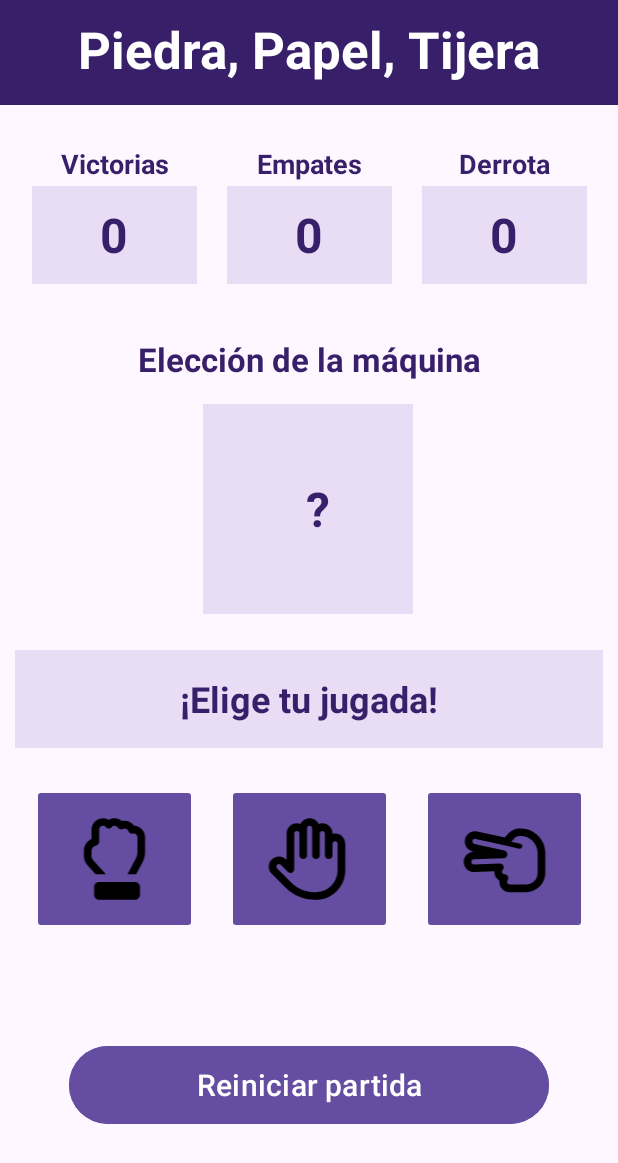
After one commit to Aitor-Lopez-Gomez/AppMultimedia, an Android app: the MinijuegoActivity screen opened directly, with no data from a screen before it, on a phone screen of 412 x 824 dp. The commit adds this screen. Shown: the top 1163 px of the screen. Run offline under Robolectric (Android 15) with nearby library versions, the phone set to English and light mode, and no system bars.

Commit message:
Diseñada interfaz del minijuego piedra papel o tijera

```diff
--- a/app/src/main/AndroidManifest.xml
+++ b/app/src/main/AndroidManifest.xml
@@ -29,6 +29,10 @@
             android:name=".ConversorActivity"
             android:exported="false"
             android:windowSoftInputMode="adjustResize" />
+        <activity
+            android:name=".MinijuegoActivity"
+            android:exported="false"
+            android:windowSoftInputMode="adjustResize" />
     </application>
 
 </manifest>
--- a/app/src/main/java/com/example/calculadra/MenuActivity.kt
+++ b/app/src/main/java/com/example/calculadra/MenuActivity.kt
@@ -21,6 +21,7 @@ class MenuActivity : AppCompatActivity() {
         }
         val btnCalculadora = findViewById<Button>(R.id.btnCalculadora)
         val btnConvensor = findViewById<Button>(R.id.btnConversor)
+        val btnJuego = findViewById<Button>(R.id.btnJuego)
         btnCalculadora.setOnClickListener {
             val intent = Intent(this, MainActivity::class.java)
             startActivity(intent)
@@ -29,6 +30,10 @@ class MenuActivity : AppCompatActivity() {
             val intent = Intent(this, ConversorActivity::class.java)
             startActivity(intent)
         }
+        btnJuego.setOnClickListener {
+            val intent = Intent(this, MinijuegoActivity::class.java)
+            startActivity(intent)
+        }
 
     }
 }
--- /dev/null
+++ b/app/src/main/java/com/example/calculadra/MinijuegoActivity.kt
@@ -0,0 +1,20 @@
+package com.example.calculadra
+
+import android.os.Bundle
+import androidx.activity.enableEdgeToEdge
+import androidx.appcompat.app.AppCompatActivity
+import androidx.core.view.ViewCompat
+import androidx.core.view.WindowInsetsCompat
+
+class MinijuegoActivity : AppCompatActivity() {
+    override fun onCreate(savedInstanceState: Bundle?) {
+        super.onCreate(savedInstanceState)
+        enableEdgeToEdge()
+        setContentView(R.layout.activity_minijuego)
+        ViewCompat.setOnApplyWindowInsetsListener(findViewById(R.id.main)) { v, insets ->
+            val systemBars = insets.getInsets(WindowInsetsCompat.Type.systemBars())
+            v.setPadding(systemBars.left, systemBars.top, systemBars.right, systemBars.bottom)
+            insets
+        }
+    }
+}
--- /dev/null
+++ b/app/src/main/res/drawable/papel.xml
@@ -0,0 +1,5 @@
+<vector xmlns:android="http://schemas.android.com/apk/res/android" android:height="64dp" android:viewportHeight="640" android:viewportWidth="640" android:width="64dp">
+
+    <path android:fillColor="#FF000000" android:pathData="M320.5,64C295.2,64 273.3,78.7 262.9,100C255.9,97.4 248.4,96 240.5,96C205.2,96 176.5,124.7 176.5,160L176.5,325.5L173.8,322.8C148.8,297.8 108.3,297.8 83.3,322.8C58.3,347.8 58.3,388.3 83.3,413.3L171,501C219,549 284.1,576 352,576L368.5,576C370,576 371.5,575.9 373,575.6C464.7,569.4 538,496.2 544.1,404.5C544.4,403 544.5,401.5 544.5,400L544.5,224C544.5,188.7 515.8,160 480.5,160C475,160 469.6,160.7 464.5,162L464.5,160C464.5,124.7 435.8,96 400.5,96C392.6,96 385.1,97.4 378.1,100C367.7,78.7 345.8,64 320.5,64zM304.5,160.1L304.5,160L304.5,128C304.5,119.2 311.7,112 320.5,112C329.3,112 336.5,119.2 336.5,128L336.5,296C336.5,309.3 347.2,320 360.5,320C373.8,320 384.5,309.3 384.5,296L384.5,160C384.5,151.2 391.7,144 400.5,144C409.3,144 416.5,151.2 416.5,160L416.5,296C416.5,309.3 427.2,320 440.5,320C453.8,320 464.5,309.3 464.5,296L464.5,224C464.5,215.2 471.7,208 480.5,208C489.3,208 496.5,215.2 496.5,224L496.5,396.9C496.4,397.5 496.4,398.2 496.3,398.8C492.9,468.5 437,524.4 367.3,527.8C366.7,527.8 366,527.9 365.4,528L352,528C296.9,528 244,506.1 205,467.1L117.2,379.3C111,373.1 111,362.9 117.2,356.7C123.4,350.5 133.6,350.5 139.8,356.7L183.5,400.4C190.4,407.3 200.7,409.3 209.7,405.6C218.7,401.9 224.5,393.1 224.5,383.4L224.5,160C224.5,151.2 231.7,144 240.5,144C249.3,144 256.5,151.1 256.5,159.9L256.5,296C256.5,309.3 267.2,320 280.5,320C293.8,320 304.5,309.3 304.5,296L304.5,160.1z"/>
+
+</vector>
--- /dev/null
+++ b/app/src/main/res/drawable/piedra.xml
@@ -0,0 +1,9 @@
+<vector xmlns:android="http://schemas.android.com/apk/res/android"
+    android:width="640dp"
+    android:height="640dp"
+    android:viewportWidth="640"
+    android:viewportHeight="640">
+  <path
+      android:fillColor="#FF000000"
+      android:pathData="M224,464C206.3,464 192,478.3 192,496L192,544C192,561.7 206.3,576 224,576L448,576C465.7,576 480,561.7 480,544L480,496C480,478.3 465.7,464 448,464L224,464zM201.2,416L265.8,416L186.3,327.7C179.7,320.3 176,310.8 176,300.9L176,268C176,251.9 187.9,238.5 203.4,236.3C215.2,234.6 224,224.5 224,212.5L224,136C224,122.7 234.7,112 248,112C255.2,112 261.6,115.1 266,120.1C270.6,125.3 277.1,128.2 284,128.2C290.9,128.2 297.4,125.2 302,120.1C306.4,115.1 312.8,112 320,112C328.5,112 335.9,116.4 340.2,123.1C347.1,133.8 361.1,137.3 372.2,131.1C375.7,129.2 379.6,128 384,128C394.6,128 403.7,134.9 406.8,144.6C410.6,156.3 422.7,163.3 434.8,160.6C436.5,160.2 438.2,160 440,160C453.3,160 464,170.7 464,184L464,276.2C464,290.6 460.5,304.7 453.8,317.4L401.6,416L455.9,416L496.2,339.8C506.6,320.2 512,298.3 512,276.2L512,184C512,145.6 481.9,114.2 443.9,112.1C431,92.8 409,80 384,80C378.3,80 372.8,80.7 367.5,81.9C354.8,70.8 338.2,64 320,64C306.9,64 294.6,67.5 284,73.6C273.4,67.5 261.1,64 248,64C208.2,64 176,96.2 176,136L176,194.7C147.7,207 128,235.2 128,268L128,300.9C128,322.6 136,343.6 150.6,359.8L201.2,416z"/>
+</vector>
--- /dev/null
+++ b/app/src/main/res/drawable/tijera.xml
@@ -0,0 +1,5 @@
+<vector xmlns:android="http://schemas.android.com/apk/res/android" android:height="64dp" android:viewportHeight="640" android:viewportWidth="640" android:width="64dp">
+
+    <path android:fillColor="#FF000000" android:pathData="M64.2,340.3C63,305 90.6,275.3 125.9,274.1L129.2,274L121,272.2C86.5,264.5 64.7,230.3 72.3,195.8C79.9,161.3 114.2,139.5 148.7,147.2L321.7,185.5C324,182.6 326.3,179.8 328.8,177L347.2,156.7C363.9,138.5 387.5,128 412.3,128L422.5,128C476.6,128 526.6,156.7 553.8,203.4L555.3,206C568.9,229.2 576,255.7 576,282.6L576,408C576,474.3 522.3,528 456,528L352,528C316.7,528 288,499.3 288,464C288,461.2 288.2,458.4 288.5,455.7C269.1,444.7 256,423.9 256,400C256,399.2 256,398.4 256,397.6L130.4,402C95.1,403.2 65.4,375.6 64.2,340.3zM127.6,322.1C118.8,322.4 111.9,329.8 112.2,338.7C112.5,347.6 119.9,354.4 128.7,354.1L290.2,348.5C300,348.2 308.9,353.8 312.9,362.7C316.9,371.6 315.1,382 308.4,389.1C305.6,392 304,395.8 304,400.1C304,408.9 311.2,416.1 320,416.1C329.1,416.1 337.4,421.2 341.5,429.4C345.6,437.6 344.7,447.3 339.2,454.5C337.2,457.2 336,460.5 336,464.1C336,472.9 343.2,480.1 352,480.1L456,480.1C495.8,480.1 528,447.9 528,408.1L528,282.7C528,264.3 523.1,246.2 513.8,230.3L512.3,227.7C493.7,195.7 459.5,176.1 422.5,176.1L412.3,176.1C401,176.1 390.3,180.9 382.7,189.2L382.7,189.2L364.3,209.5C363.7,210.1 363.2,210.8 362.6,211.4L419.6,224.6C428.2,226.6 433.6,235.2 431.6,243.8C429.6,252.4 421,257.8 412.4,255.8L326.8,235.8L138.3,194C129.7,192.1 121.1,197.5 119.2,206.2C117.3,214.9 122.7,223.4 131.4,225.3L318.9,266.9C329.1,269.2 336.7,277.8 337.6,288.3L337.7,289.3C338.3,295.9 336.2,302.4 331.9,307.4C327.6,312.4 321.3,315.3 314.7,315.6L127.6,322.1z"/>
+
+</vector>
--- /dev/null
+++ b/app/src/main/res/layout/activity_minijuego.xml
@@ -0,0 +1,235 @@
+<?xml version="1.0" encoding="utf-8"?>
+<androidx.constraintlayout.widget.ConstraintLayout xmlns:android="http://schemas.android.com/apk/res/android"
+    xmlns:app="http://schemas.android.com/apk/res-auto"
+    xmlns:tools="http://schemas.android.com/tools"
+    android:id="@+id/main"
+    android:layout_width="match_parent"
+    android:layout_height="match_parent"
+    tools:context=".MinijuegoActivity">
+
+    <TextView
+        android:id="@+id/textView"
+        android:layout_width="0dp"
+        android:layout_height="70dp"
+        android:background="#371F6A"
+        android:paddingTop="10dp"
+        android:text="Piedra, Papel, Tijera"
+        android:textAlignment="center"
+        android:textColor="#FFFFFF"
+        android:textColorLink="#FFFFFF"
+        android:textSize="34sp"
+        android:textStyle="bold"
+        app:layout_constraintEnd_toEndOf="parent"
+        app:layout_constraintStart_toStartOf="parent"
+        app:layout_constraintTop_toTopOf="parent" />
+
+    <TextView
+        android:id="@+id/textView4"
+        android:layout_width="110dp"
+        android:layout_height="30dp"
+        android:layout_marginStart="32dp"
+        android:layout_marginTop="24dp"
+        android:layout_marginEnd="10dp"
+        android:gravity="center"
+        android:text="Victorias"
+        android:textColor="#371F6A"
+        android:textSize="18sp"
+        android:textStyle="bold"
+        app:layout_constraintEnd_toStartOf="@+id/textView9"
+        app:layout_constraintStart_toStartOf="parent"
+        app:layout_constraintTop_toBottomOf="@+id/textView" />
+
+    <TextView
+        android:id="@+id/textView11"
+        android:layout_width="match_parent"
+        android:layout_height="40dp"
+        android:layout_marginTop="30dp"
+        android:gravity="center"
+        android:text="Elección de la máquina"
+        android:textColor="#371F6A"
+        android:textSize="22sp"
+        android:textStyle="bold"
+        app:layout_constraintTop_toBottomOf="@+id/empate"
+        tools:layout_editor_absoluteX="151dp" />
+
+    <TextView
+        android:id="@+id/resultado1"
+        android:layout_width="match_parent"
+        android:layout_height="65dp"
+        android:layout_marginStart="10dp"
+        android:layout_marginTop="24dp"
+        android:layout_marginEnd="10dp"
+        android:background="#E8DDF5"
+        android:gravity="center"
+        android:text="¡Elige tu jugada!"
+        android:textColor="#371F6A"
+        android:textSize="24sp"
+        android:textStyle="bold"
+        app:layout_constraintEnd_toEndOf="parent"
+        app:layout_constraintStart_toStartOf="parent"
+        app:layout_constraintTop_toBottomOf="@+id/imagenMaquina" />
+
+    <TextView
+        android:id="@+id/textView9"
+        android:layout_width="110dp"
+        android:layout_height="30dp"
+        android:layout_marginStart="10dp"
+        android:layout_marginTop="24dp"
+        android:layout_marginEnd="10dp"
+        android:gravity="center"
+        android:text="Empates"
+        android:textColor="#371F6A"
+        android:textSize="18sp"
+        android:textStyle="bold"
+        app:layout_constraintEnd_toStartOf="@+id/textView10"
+        app:layout_constraintStart_toEndOf="@+id/textView4"
+        app:layout_constraintTop_toBottomOf="@+id/textView" />
+
+    <TextView
+        android:id="@+id/textView10"
+        android:layout_width="110dp"
+        android:layout_height="30dp"
+        android:layout_marginStart="10dp"
+        android:layout_marginTop="24dp"
+        android:layout_marginEnd="32dp"
+        android:gravity="center"
+        android:text="Derrota"
+        android:textColor="#371F6A"
+        android:textSize="18sp"
+        android:textStyle="bold"
+        app:layout_constraintEnd_toEndOf="parent"
+        app:layout_constraintStart_toEndOf="@+id/textView9"
+        app:layout_constraintTop_toBottomOf="@+id/textView" />
+
+    <TextView
+        android:id="@+id/victorias"
+        android:layout_width="110dp"
+        android:layout_height="65dp"
+        android:layout_marginStart="32dp"
+        android:layout_marginEnd="10dp"
+        android:background="#E8DDF5"
+        android:gravity="center"
+        android:text="0"
+        android:textColor="#371F6A"
+        android:textSize="32sp"
+        android:textStyle="bold"
+        app:layout_constraintEnd_toStartOf="@+id/empate"
+        app:layout_constraintStart_toStartOf="parent"
+        app:layout_constraintTop_toBottomOf="@+id/textView4" />
+
+    <TextView
+        android:id="@+id/empate"
+        android:layout_width="110dp"
+        android:layout_height="65dp"
+        android:layout_marginStart="10dp"
+        android:layout_marginEnd="10dp"
+        android:background="#E8DDF5"
+        android:gravity="center"
+        android:text="0"
+        android:textColor="#371F6A"
+        android:textSize="32sp"
+        android:textStyle="bold"
+        app:layout_constraintEnd_toStartOf="@+id/derrota"
+        app:layout_constraintStart_toEndOf="@+id/victorias"
+        app:layout_constraintTop_toBottomOf="@+id/textView9" />
+
+    <TextView
+        android:id="@+id/imagenMaquina"
+        android:layout_width="140dp"
+        android:layout_height="140dp"
+        android:layout_marginStart="125dp"
+        android:layout_marginTop="10dp"
+        android:layout_marginEnd="125dp"
+        android:background="#E8DDF5"
+        android:gravity="center"
+        android:padding="15dp"
+        android:text="\t?"
+        android:textColor="#371F6A"
+        android:textSize="32sp"
+        android:textStyle="bold"
+        app:layout_constraintEnd_toEndOf="parent"
+        app:layout_constraintHorizontal_bias="0.476"
+        app:layout_constraintStart_toStartOf="parent"
+        app:layout_constraintTop_toBottomOf="@+id/textView11" />
+
+    <TextView
+        android:id="@+id/derrota"
+        android:layout_width="110dp"
+        android:layout_height="65dp"
+        android:layout_marginStart="10dp"
+        android:layout_marginEnd="32dp"
+        android:background="#E8DDF5"
+        android:gravity="center"
+        android:text="0"
+        android:textColor="#371F6A"
+        android:textSize="32sp"
+        android:textStyle="bold"
+        app:layout_constraintEnd_toEndOf="parent"
+        app:layout_constraintStart_toEndOf="@+id/empate"
+        app:layout_constraintTop_toBottomOf="@+id/textView4" />
+
+    <ImageButton
+        android:id="@+id/btnPiedra"
+        android:layout_width="110dp"
+        android:layout_height="100dp"
+        android:layout_marginStart="32dp"
+        android:layout_marginTop="24dp"
+        android:layout_marginEnd="10dp"
+        android:backgroundTint="#654EA1"
+        android:padding="16dp"
+        android:scaleType="fitCenter"
+        app:layout_constraintEnd_toStartOf="@+id/btnPapel"
+        app:layout_constraintStart_toStartOf="parent"
+        app:layout_constraintTop_toBottomOf="@+id/resultado1"
+        app:srcCompat="@drawable/piedra" />
+
+    <ImageButton
+        android:id="@+id/btnPapel"
+        android:layout_width="110dp"
+        android:layout_height="100dp"
+        android:layout_marginStart="10dp"
+        android:layout_marginTop="24dp"
+        android:layout_marginEnd="10dp"
+        android:backgroundTint="#654EA1"
+        android:padding="16dp"
+        android:scaleType="fitCenter"
+        app:layout_constraintEnd_toStartOf="@+id/btnTijera"
+        app:layout_constraintStart_toEndOf="@+id/btnPiedra"
+        app:layout_constraintTop_toBottomOf="@+id/resultado1"
+        app:srcCompat="@drawable/papel" />
+
+    <ImageButton
+        android:id="@+id/btnTijera"
+        android:layout_width="110dp"
+        android:layout_height="100dp"
+        android:layout_marginStart="10dp"
+        android:layout_marginTop="24dp"
+        android:layout_marginEnd="32dp"
+        android:backgroundTint="#654EA1"
+        android:padding="16dp"
+        android:scaleType="fitCenter"
+        app:layout_constraintEnd_toEndOf="parent"
+        app:layout_constraintStart_toEndOf="@+id/btnPapel"
+        app:layout_constraintTop_toBottomOf="@+id/resultado1"
+        app:srcCompat="@drawable/tijera" />
+
+    <Button
+        android:id="@+id/btnReiniciar"
+        android:layout_width="320dp"
+        android:layout_height="60dp"
+        android:layout_marginStart="20dp"
+        android:layout_marginTop="24dp"
+        android:layout_marginEnd="20dp"
+        android:layout_marginBottom="24dp"
+        android:backgroundTint="#654EA1"
+        android:text="Reiniciar partida"
+        android:textAllCaps="false"
+        android:textColor="#FFFFFF"
+        android:textSize="20sp"
+        app:cornerRadius="30dp"
+        app:layout_constraintBottom_toBottomOf="parent"
+        app:layout_constraintEnd_toEndOf="parent"
+        app:layout_constraintStart_toStartOf="parent"
+        app:layout_constraintTop_toBottomOf="@+id/btnPiedra" />
+
+</androidx.constraintlayout.widget.ConstraintLayout>
```
